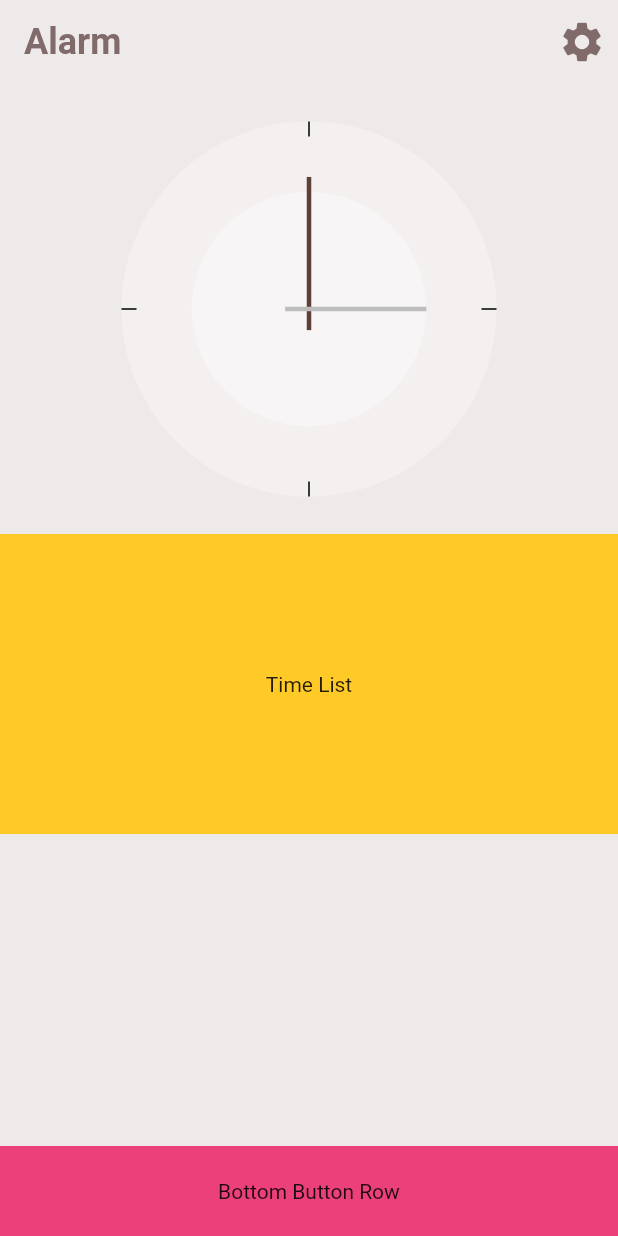
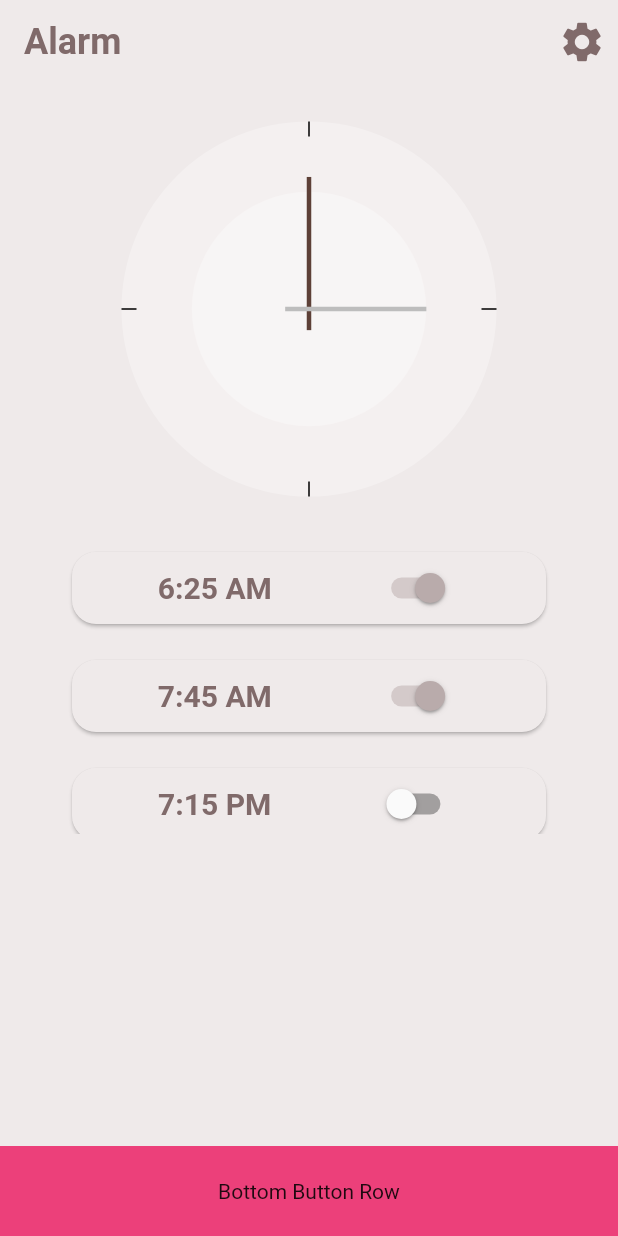
Before and after one commit to DiUS/mobile_sig-neu_clock, a Flutter app: the screen it shows after launch, on a phone screen of 412 x 824 dp. Run offline on Flutter 3.47's test engine with Material 2 defaults, Android fonts, the phone set to English and light mode, and no system bars; Roboto replaces fonts that are missing (SF Pro Text).

Commit message:
Created Alarm model and list

```diff
--- /dev/null
+++ b/lib/models/alarm.dart
@@ -0,0 +1,43 @@
+import 'package:flutter/material.dart';
+
+class Alarm {
+  final TimeOfDay time;
+  final bool enabled;
+
+  const Alarm({
+    @required this.time,
+    this.enabled = false,
+  });
+
+  int comparedTo(Alarm other) {
+    return _totalMinutes == other._totalMinutes
+        ? 0
+        : (_totalMinutes - other._totalMinutes).abs() ~/
+            (_totalMinutes - other._totalMinutes);
+  }
+
+  int get _totalMinutes => time.hour * 60 + time.minute;
+
+  Alarm copyWith({
+    TimeOfDay time,
+    bool enabled,
+  }) {
+    return Alarm(
+      time: time ?? this.time,
+      enabled: enabled ?? this.enabled,
+    );
+  }
+
+  @override
+  String toString() => 'Alarm(time: $time, enabled: $enabled)';
+
+  @override
+  bool operator ==(Object o) {
+    if (identical(this, o)) return true;
+
+    return o is Alarm && o.time == time && o.enabled == enabled;
+  }
+
+  @override
+  int get hashCode => time.hashCode ^ enabled.hashCode;
+}
--- a/lib/presentation/screens/clock_screen.dart
+++ b/lib/presentation/screens/clock_screen.dart
@@ -1,4 +1,6 @@
 import 'package:flutter/material.dart';
+import 'package:neu_clock/models/alarm.dart';
+import 'package:neu_clock/presentation/widgets/alarm_list.dart';
 import 'package:neu_clock/presentation/widgets/clock.dart';
 
 class ClockScreen extends StatelessWidget {
@@ -36,9 +38,9 @@ class ClockScreen extends StatelessWidget {
               Container(
                 height: 200,
                 child: Center(
-                  child: Text('Time List'),
+                  child: AlarmList(alarms: alarmList()..sort((a,b) => a.comparedTo(b))),
                 ),
-                color: Colors.amber[400],
+
               ),
               Expanded(child: Container()),
               Container(
@@ -55,3 +57,10 @@ class ClockScreen extends StatelessWidget {
     );
   }
 }
+
+ List<Alarm> alarmList() => <Alarm>[
+   Alarm(time: TimeOfDay(hour: 6, minute: 25), enabled: true),
+   Alarm(time: TimeOfDay(hour: 19, minute: 15), enabled: false),
+   Alarm(time: TimeOfDay(hour: 7, minute: 45), enabled: true),
+
+ ];
--- /dev/null
+++ b/lib/presentation/widgets/alarm_list.dart
@@ -0,0 +1,53 @@
+import 'package:flutter/material.dart';
+import 'package:neu_clock/models/alarm.dart';
+
+class AlarmList extends StatelessWidget {
+  final List<Alarm> alarms;
+
+  const AlarmList({Key key, this.alarms}) : super(key: key);
+
+  @override
+  Widget build(BuildContext context) {
+    return Container(
+      child: ListView.builder(
+          itemCount: alarms.length,
+          itemBuilder: (context, index) => _AlarmCard(alarm: alarms[index])),
+    );
+  }
+}
+
+class _AlarmCard extends StatelessWidget {
+  final Alarm alarm;
+
+  const _AlarmCard({Key key, this.alarm}) : super(key: key);
+
+  @override
+  Widget build(BuildContext context) {
+    return
+        Card(
+          color: Theme.of(context).backgroundColor,
+          shape: RoundedRectangleBorder(borderRadius: BorderRadius.circular(16)),
+          margin: EdgeInsets.symmetric(horizontal: 48, vertical: 12),
+          child: Padding(
+            padding: const EdgeInsets.symmetric(horizontal: 24),
+            child: Row(
+              mainAxisAlignment: MainAxisAlignment.spaceAround,
+              children: [
+                Text(
+                  alarm.time.format(context),
+                  style: TextStyle(
+                    fontWeight: FontWeight.bold,
+                    fontSize: 20,
+                    color: Theme.of(context).primaryColor,
+                  ),
+                ),
+
+                Switch(
+                    value: alarm.enabled,
+                    onChanged: (bool val) => {print('Changed to $val')}),
+              ],
+            ),
+          ),
+        );
+  }
+}
```
